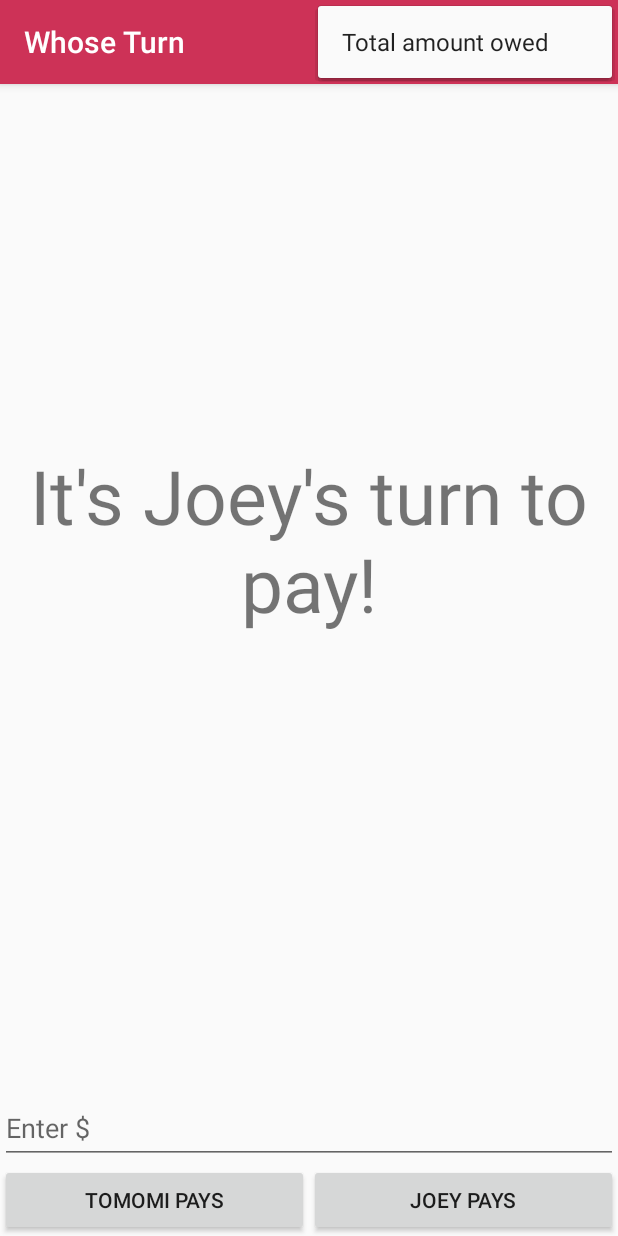
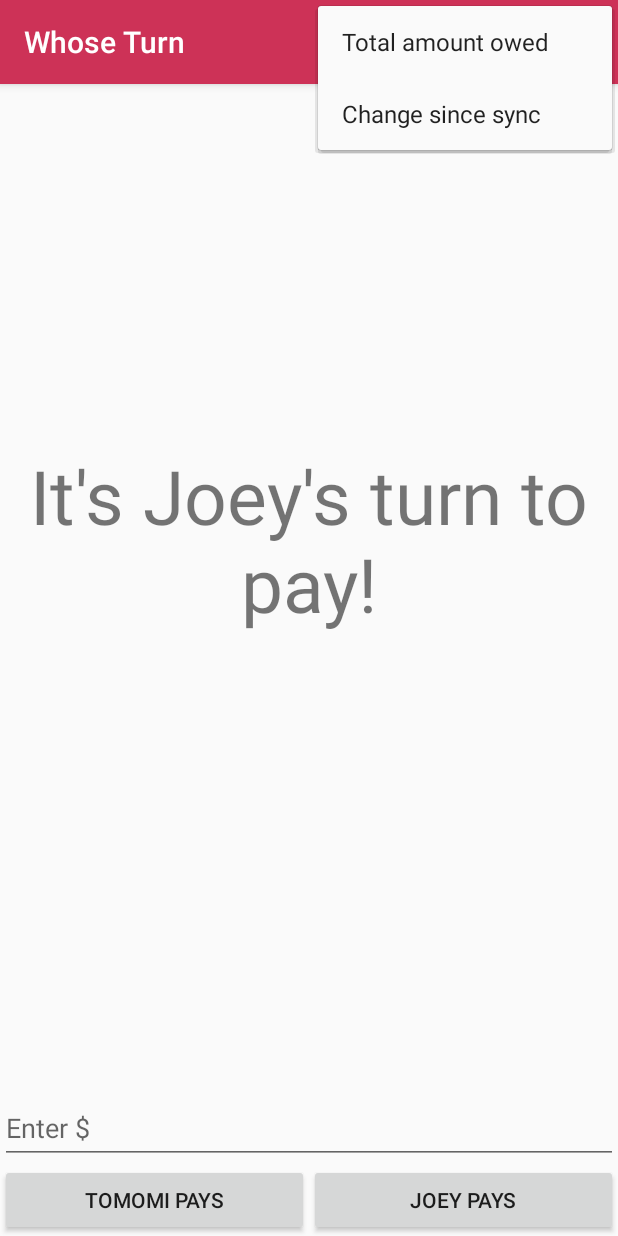
Before and after one commit to badzapcat/WhoseTurn, an Android app: the screen it shows after launch (CheckActivity), with the options menu open, on a phone screen of 412 x 824 dp. Run offline under Robolectric (Android 15) with nearby library versions, the phone set to English and light mode, and no system bars.

Commit message:
added read and writing of delta functionality

```diff
--- a/app/src/main/res/menu/menu_check.xml
+++ b/app/src/main/res/menu/menu_check.xml
@@ -17,4 +17,9 @@
         android:orderInCategory="100"
         android:title="@string/action_total_amount"
         app:showAsAction="never" />
+    <item
+        android:id="@+id/action_delta_since_sync"
+        android:orderInCategory="100"
+        android:title="@string/action_delta_sice_sync"
+        app:showAsAction="never" />
 </menu>
--- a/app/src/main/res/values/strings.xml
+++ b/app/src/main/res/values/strings.xml
@@ -15,4 +15,5 @@
     <string name="sync_later">Sync later</string>
     <string name="sync_info">Tap your phone to sync!</string>
     <string name="action_sync">Sync</string>
+    <string name="action_delta_sice_sync">Change since sync</string>
 </resources>
```
Also changed, not shown: app/src/main/java/jmoghadam/whoseturn/CheckActivity.java (+23 -4 lines), 1 other file.
